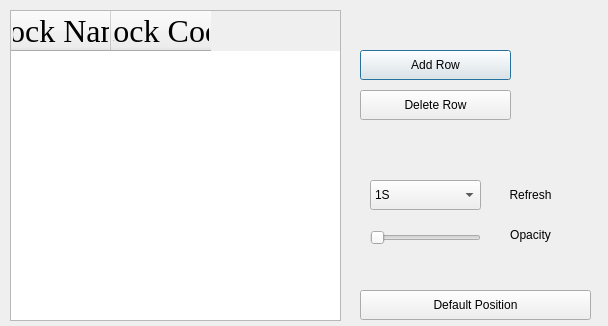
Old version of the form setupdialog.ui in the repository famoustang/equities.
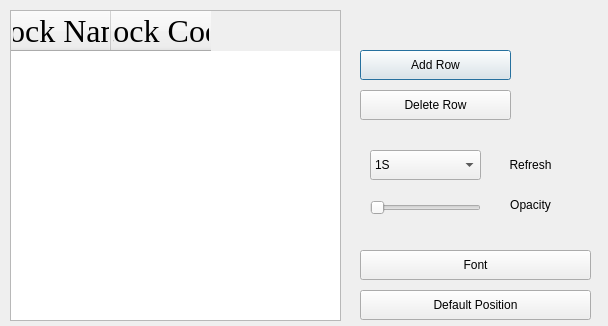
New version of the form.

```diff
--- a/setupdialog.ui
+++ b/setupdialog.ui
@@ -17,7 +17,7 @@
    <property name="geometry">
     <rect>
      <x>370</x>
-     <y>180</y>
+     <y>150</y>
      <width>111</width>
      <height>30</height>
     </rect>
@@ -72,7 +72,7 @@
    <property name="geometry">
     <rect>
      <x>490</x>
-     <y>180</y>
+     <y>150</y>
      <width>81</width>
      <height>30</height>
     </rect>
@@ -88,7 +88,7 @@
    <property name="geometry">
     <rect>
      <x>370</x>
-     <y>230</y>
+     <y>200</y>
      <width>111</width>
      <height>15</height>
     </rect>
@@ -110,7 +110,7 @@
    <property name="geometry">
     <rect>
      <x>490</x>
-     <y>220</y>
+     <y>190</y>
      <width>81</width>
      <height>30</height>
     </rect>
@@ -187,6 +187,19 @@
     <string>Default Position</string>
    </property>
   </widget>
+  <widget class="QPushButton" name="pushButtonDefaultFont">
+   <property name="geometry">
+    <rect>
+     <x>360</x>
+     <y>250</y>
+     <width>231</width>
+     <height>30</height>
+    </rect>
+   </property>
+   <property name="text">
+    <string>Font</string>
+   </property>
+  </widget>
  </widget>
  <resources/>
  <connections/>
```
